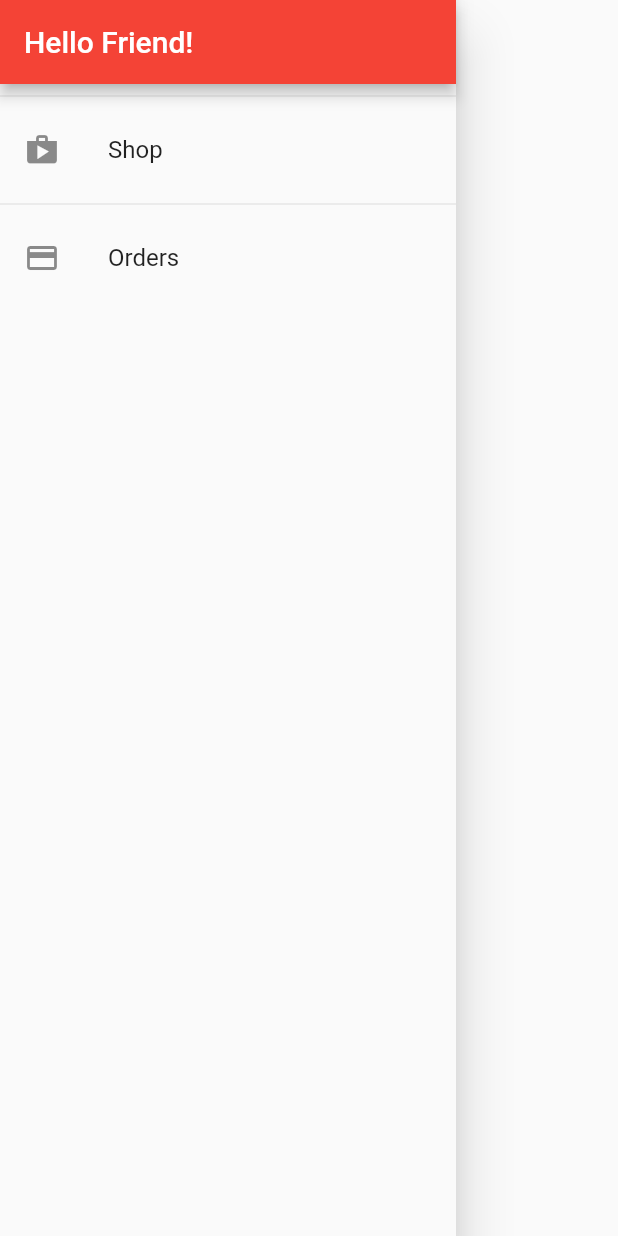
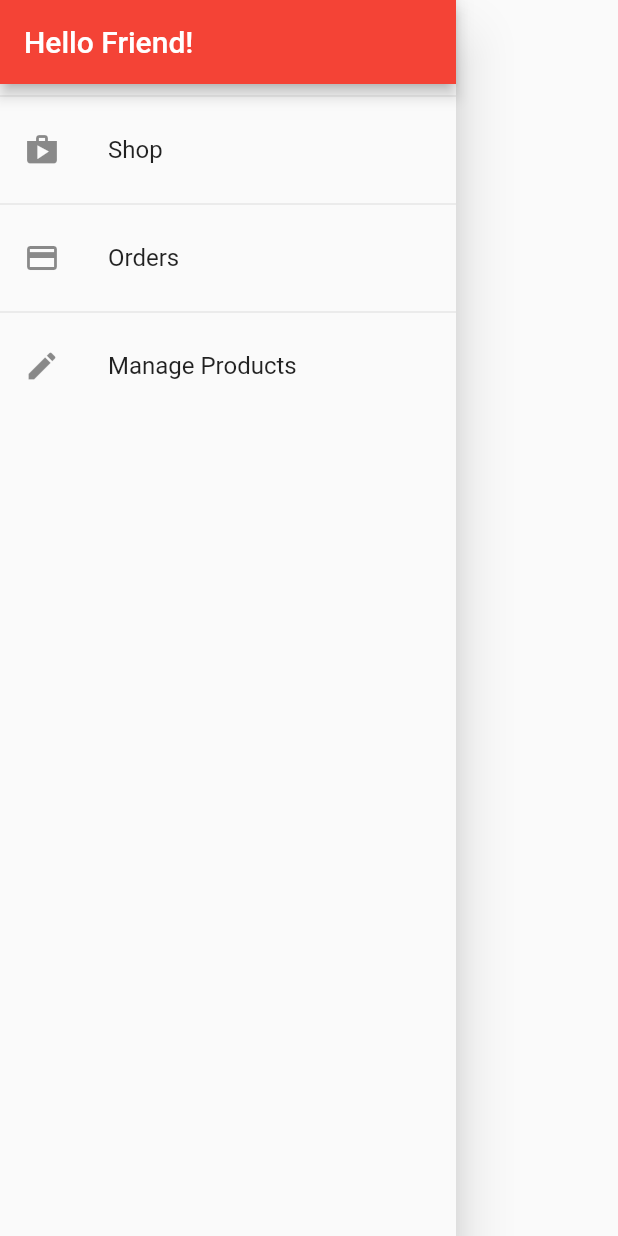
Before and after one commit to madhank93/flutter-shopping-app, a Flutter app: the AppDrawer widget shown alone on an empty page, opened directly, on a phone screen of 412 x 824 dp. Run offline on Flutter 3.47's test engine with Material 2 defaults, Android fonts, the phone set to English and light mode, and no system bars; network calls fail.

Commit message:
feat: added manage products navigation to app drawer

```diff
--- a/lib/widgets/app_drawer.dart
+++ b/lib/widgets/app_drawer.dart
@@ -1,6 +1,7 @@
 import 'package:flutter/material.dart';
 import 'package:shopping_app/screens/order_screen.dart';
 import 'package:shopping_app/screens/product_overview_screen.dart';
+import 'package:shopping_app/screens/user_products_screen.dart';
 
 class AppDrawer extends StatelessWidget {
   @override
@@ -29,6 +30,15 @@ class AppDrawer extends StatelessWidget {
               Navigator.of(context).pushReplacementNamed(OrdersScreen.routeID);
             },
           ),
+          Divider(),
+          ListTile(
+            leading: Icon(Icons.edit),
+            title: Text('Manage Products'),
+            onTap: () {
+              Navigator.of(context)
+                  .pushReplacementNamed(UserProductsScreen.routeID);
+            },
+          ),
         ],
       ),
     );
```
